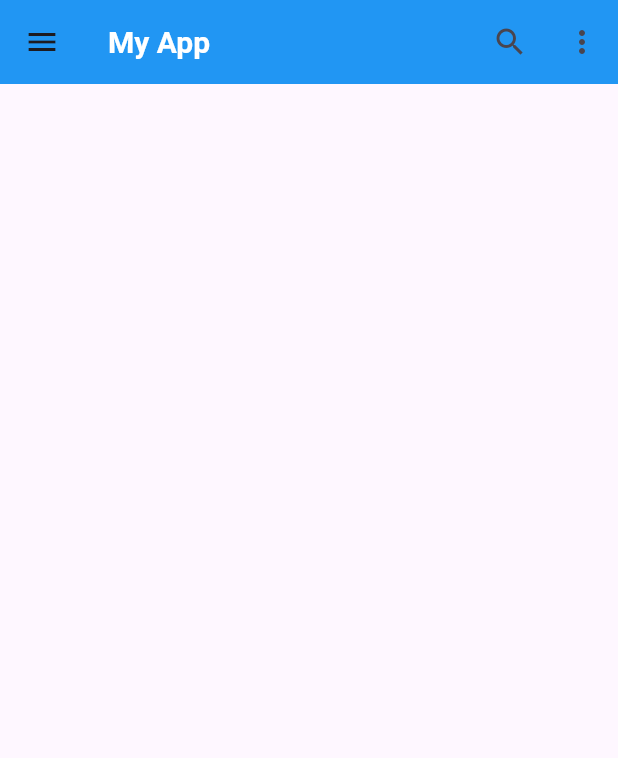
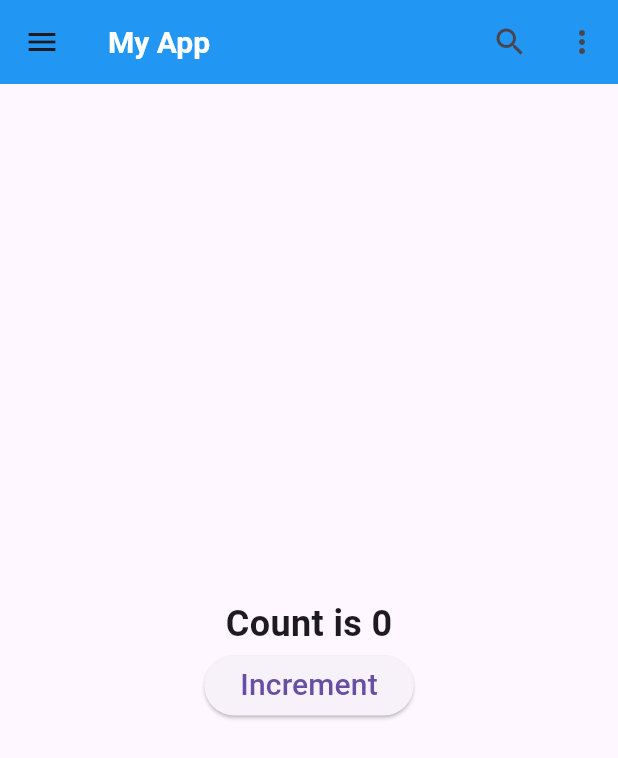
Before and after one commit to thisarasamuditha/Todo-Demo-Flutter, a Flutter app: the screen it shows after launch, on a phone screen of 412 x 824 dp. Shown: the top 758 px of the screen. Run offline on Flutter 3.47's test engine with Material 3 defaults, Android fonts, the light colour scheme and no system bars.

Commit message:
Add counter functionality to HomePage with increment button

```diff
--- a/lib/main.dart
+++ b/lib/main.dart
@@ -25,6 +25,15 @@
 }
 
 class _HomePageState extends State<HomePage> {
+  int count = 0;
+
+  void increment() {
+    setState(() {
+      count++;
+      // Update the UI
+    });
+  }
+
   @override
   Widget build(BuildContext context) {
     return Scaffold(
@@ -54,6 +63,24 @@
           ),
         ],
       ),
+      body: Center(
+        child: Column(
+          mainAxisAlignment: MainAxisAlignment.center,
+          children: [
+            Text(
+              "Count is $count",
+              style: TextStyle(fontSize: 24, fontWeight: FontWeight.bold),
+            ),
+            ElevatedButton(
+              onPressed: () {
+                increment();
+                print(count);
+              },
+              child: Text("Increment", style: TextStyle(fontSize: 20)),
+            ),
+          ],
+        ),
+      ),
     );
   }
 }
```
